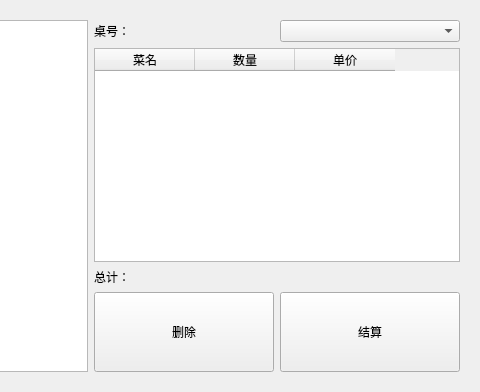
Above: src/orderwidget.ui from daodaoliang/caicai before the change; both pictures show x 212 to 692 and y 0 to 392 of the 692 by 392 pixel window. Below: the same form after it.
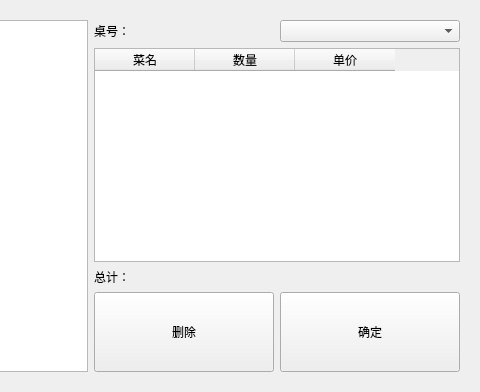
That is the form after the change.

Diff of the .ui file:
```diff
--- a/src/orderwidget.ui
+++ b/src/orderwidget.ui
@@ -92,7 +92,7 @@
           </size>
          </property>
          <property name="text">
-          <string>结算</string>
+          <string>确定</string>
          </property>
         </widget>
        </item>
```
